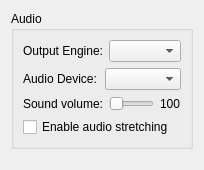
This is src/citra_qt/configuration/configure_audio.ui in grimtnt/citra as Qt 5 draws it before an edit. The edited form follows.
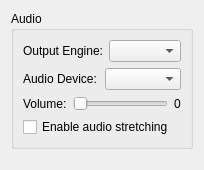
This is the edited form.

```diff
--- a/src/citra_qt/configuration/configure_audio.ui
+++ b/src/citra_qt/configuration/configure_audio.ui
@@ -50,7 +50,7 @@
         <item>
          <widget class="QLabel" name="label_sound_volume">
           <property name="text">
-           <string>Sound volume:</string>
+           <string>Volume:</string>
           </property>
          </widget>
         </item>
@@ -67,7 +67,7 @@
         <item>
          <widget class="QLabel" name="label_sound_volume_value">
           <property name="text">
-           <string>100</string>
+           <string>0</string>
           </property>
          </widget>
         </item>
```
